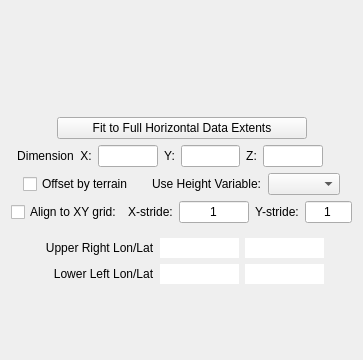
Above: apps/vaporgui/guis/ui/barbLayout.ui from yyr/vapor before the change. Below: the same form after it.
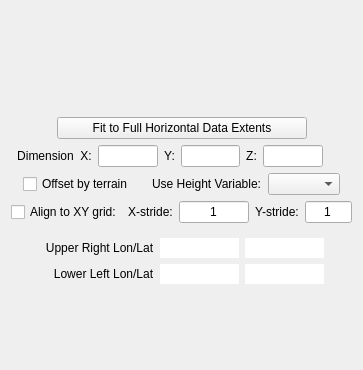
That is the form after the change. Custom widgets are drawn as their Qt base class.

```diff
--- a/apps/vaporgui/guis/ui/barbLayout.ui
+++ b/apps/vaporgui/guis/ui/barbLayout.ui
@@ -7,7 +7,7 @@
     <x>0</x>
     <y>0</y>
     <width>363</width>
-    <height>360</height>
+    <height>370</height>
    </rect>
   </property>
   <property name="minimumSize">
@@ -16,6 +16,12 @@
     <height>300</height>
    </size>
   </property>
+  <property name="maximumSize">
+   <size>
+    <width>420</width>
+    <height>16777215</height>
+   </size>
+  </property>
   <property name="windowTitle">
    <string>Form</string>
   </property>
```
